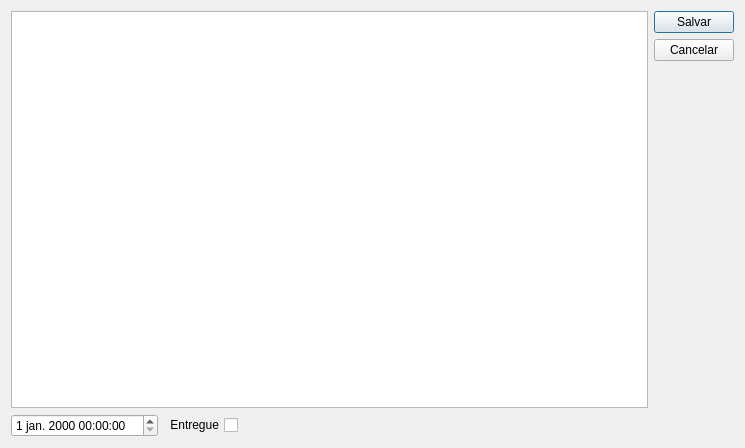
Before: the Qt Designer form ui/entregascliente.ui in lellisls/ERP-STACCATO, drawn with Qt 5.
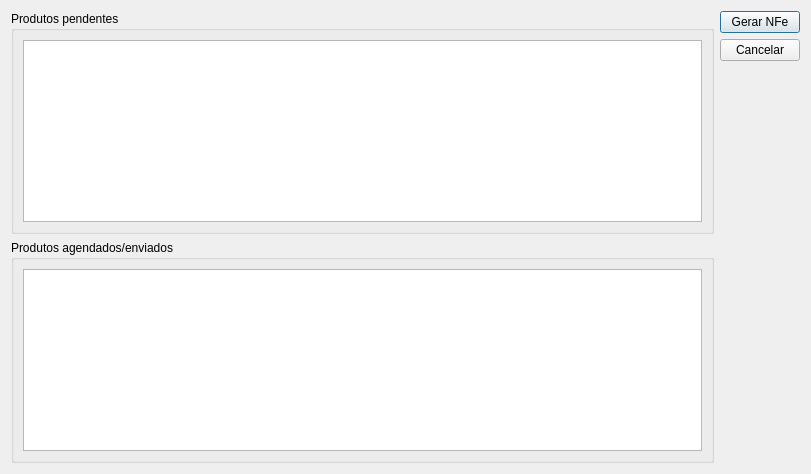
After: the same form once the commit is applied.

```diff
--- a/ui/entregascliente.ui
+++ b/ui/entregascliente.ui
@@ -6,8 +6,8 @@
    <rect>
     <x>0</x>
     <y>0</y>
-    <width>745</width>
-    <height>448</height>
+    <width>811</width>
+    <height>474</height>
    </rect>
   </property>
   <property name="windowTitle">
@@ -18,14 +18,35 @@
   </property>
   <layout class="QGridLayout" name="gridLayout_3">
    <item row="0" column="0">
-    <widget class="QTableView" name="tableEntregasCliente"/>
+    <widget class="QGroupBox" name="groupBox">
+     <property name="title">
+      <string>Produtos pendentes</string>
+     </property>
+     <layout class="QGridLayout" name="gridLayout_2">
+      <item row="0" column="0">
+       <widget class="QTableView" name="tableProdutos"/>
+      </item>
+     </layout>
+    </widget>
+   </item>
+   <item row="1" column="0">
+    <widget class="QGroupBox" name="groupBox_2">
+     <property name="title">
+      <string>Produtos agendados/enviados</string>
+     </property>
+     <layout class="QGridLayout" name="gridLayout_4">
+      <item row="0" column="0">
+       <widget class="QTableView" name="tableEntregas"/>
+      </item>
+     </layout>
+    </widget>
    </item>
    <item row="0" column="1">
     <layout class="QGridLayout" name="gridLayout">
      <item row="0" column="0">
       <widget class="QPushButton" name="pushButtonSalvar">
        <property name="text">
-        <string>Salvar</string>
+        <string>Gerar NFe</string>
        </property>
       </widget>
      </item>
@@ -51,36 +72,6 @@
      </item>
     </layout>
    </item>
-   <item row="1" column="0">
-    <layout class="QGridLayout" name="gridLayout_2">
-     <item row="0" column="1">
-      <widget class="QCheckBox" name="checkBoxEntregue">
-       <property name="layoutDirection">
-        <enum>Qt::RightToLeft</enum>
-       </property>
-       <property name="text">
-        <string>Entregue</string>
-       </property>
-      </widget>
-     </item>
-     <item row="0" column="0">
-      <widget class="QDateTimeEdit" name="dateTimeEdit"/>
-     </item>
-     <item row="0" column="2">
-      <spacer name="horizontalSpacer">
-       <property name="orientation">
-        <enum>Qt::Horizontal</enum>
-       </property>
-       <property name="sizeHint" stdset="0">
-        <size>
-         <width>40</width>
-         <height>20</height>
-        </size>
-       </property>
-      </spacer>
-     </item>
-    </layout>
-   </item>
   </layout>
  </widget>
  <tabstops>
```
Left out of the diff: 9 changed lines with no effect on the pictures.
